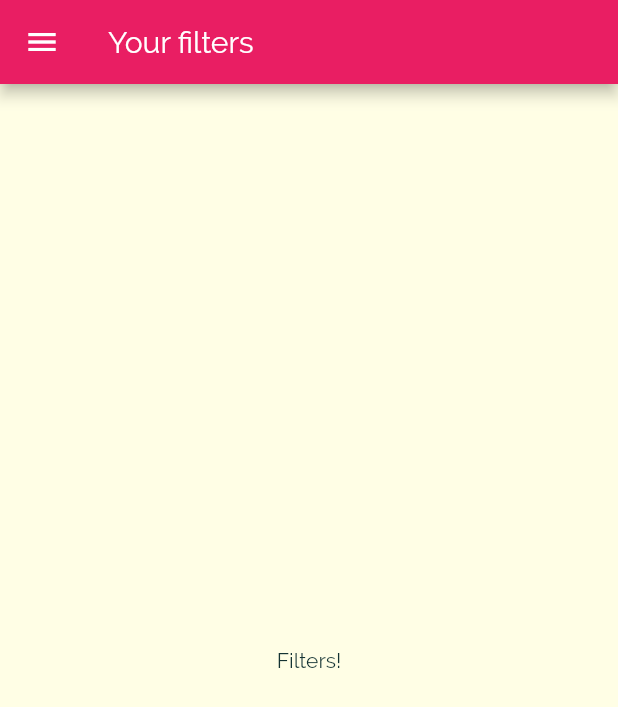
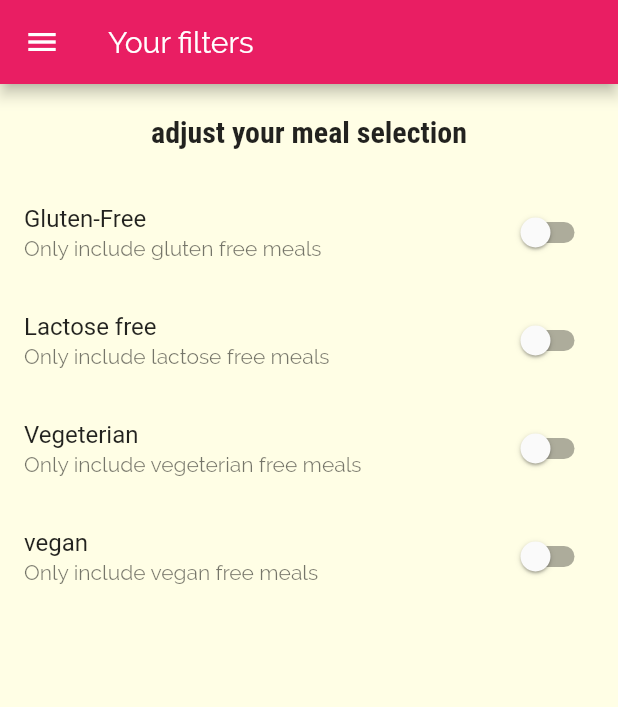
Before and after one commit to MohamedAlyLoutfy/Meals_App, a Flutter app: the FiltersScreen screen opened by its route, on a phone screen of 412 x 824 dp. Shown: the top 707 px of the screen. Run offline on Flutter 3.47's test engine with Material 2 defaults, Android fonts, the phone set to English and light mode, and no system bars.

Commit message:
adding filter switches

```diff
--- a/lib/screens/filters_screen.dart
+++ b/lib/screens/filters_screen.dart
@@ -1,9 +1,30 @@
 import 'package:flutter/material.dart';
 import 'package:flutter_complete_guide/widgets/main_drawer.dart';
-class FiltersScreen  extends StatelessWidget {
+class FiltersScreen  extends StatefulWidget {
   static const routeName='/filters';
 
+  @override
+  _FiltersScreenState createState() => _FiltersScreenState();
+}
 
+class _FiltersScreenState extends State<FiltersScreen> {
+  bool _glutenFree=false;
+  bool _vegetarian=false;
+  bool _vegan=false;
+  bool _lactoseFree=false;
+  Widget _buildSwitchListTile(
+    String title,
+    String description,
+    bool currentValue,
+    Function updatevalue)
+    {
+    return    SwitchListTile(
+                title: Text(title),
+                value: currentValue,
+                subtitle: Text(description,),
+                 onChanged: updatevalue,
+                 );
+  }
   @override
   Widget build(BuildContext context) {
     return Scaffold(
@@ -13,8 +34,75 @@ class FiltersScreen  extends StatelessWidget {
           ) ,
           ),
           drawer: MainDrawer(),
-      body: Center(
-      child: Text('Filters!'),
+      body: Column(
+      children: <Widget>[
+        Container(
+          padding: EdgeInsets.all(20),
+          child: Text(
+            'adjust your meal selection',
+            style: Theme.of(context).textTheme.title,
+
+          ),
+        ),
+        Expanded(
+          child:ListView(
+            children: <Widget>[
+              _buildSwitchListTile(
+                'Gluten-Free',
+                 'Only include gluten free meals',
+                  _glutenFree,
+                  (newValue){
+                    setState(() {
+                      _glutenFree=newValue;
+                    });
+                  },
+                   ),
+
+                    _buildSwitchListTile(
+                'Lactose free',
+                 'Only include lactose free meals',
+                  _lactoseFree,
+                  (newValue){
+                    setState(() {
+                      _lactoseFree=newValue;
+                    });
+                  },
+                   ),
+
+                    _buildSwitchListTile(
+                'Vegeterian',
+                 'Only include vegeterian free meals',
+                  _vegetarian,
+                  (newValue){
+                    setState(() {
+                      _vegetarian=newValue;
+                    });
+                  },
+                   ),
+
+                    _buildSwitchListTile(
+                'vegan',
+                 'Only include vegan free meals',
+                  _vegan,
+                  (newValue){
+                    setState(() {
+                      _vegan=newValue;
+                    });
+                  },
+                   ),
+
+
+
+
+
+
+            ],
+
+          )
+          ),
+
+
+      ],
 
     ),
     );
```
